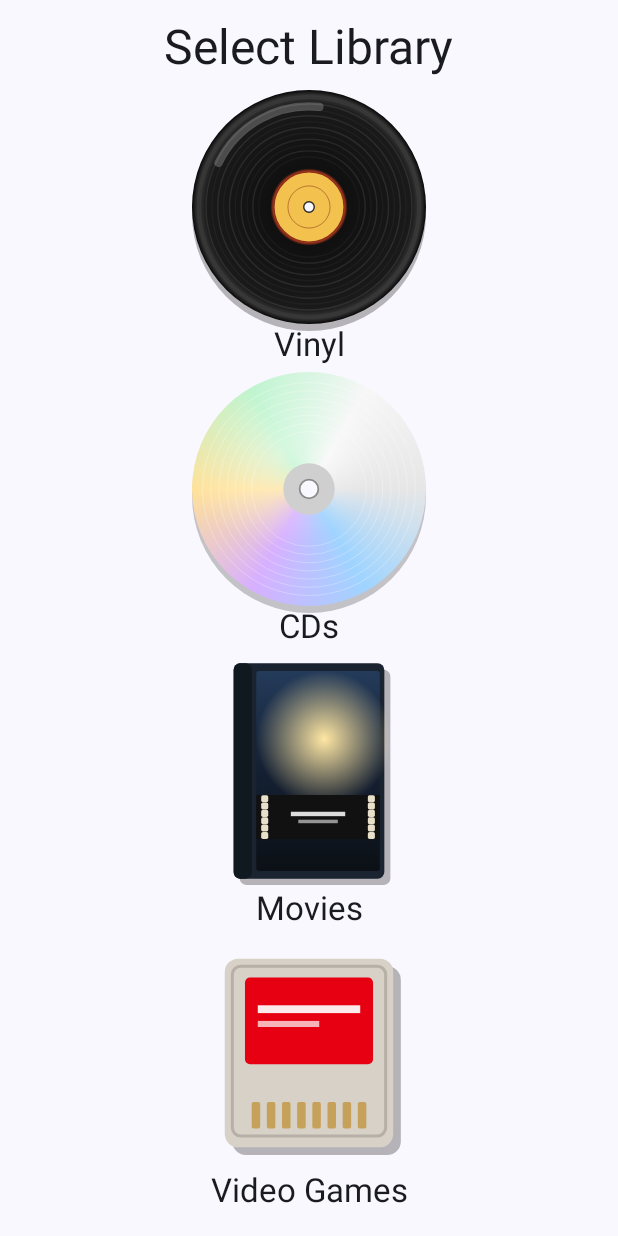
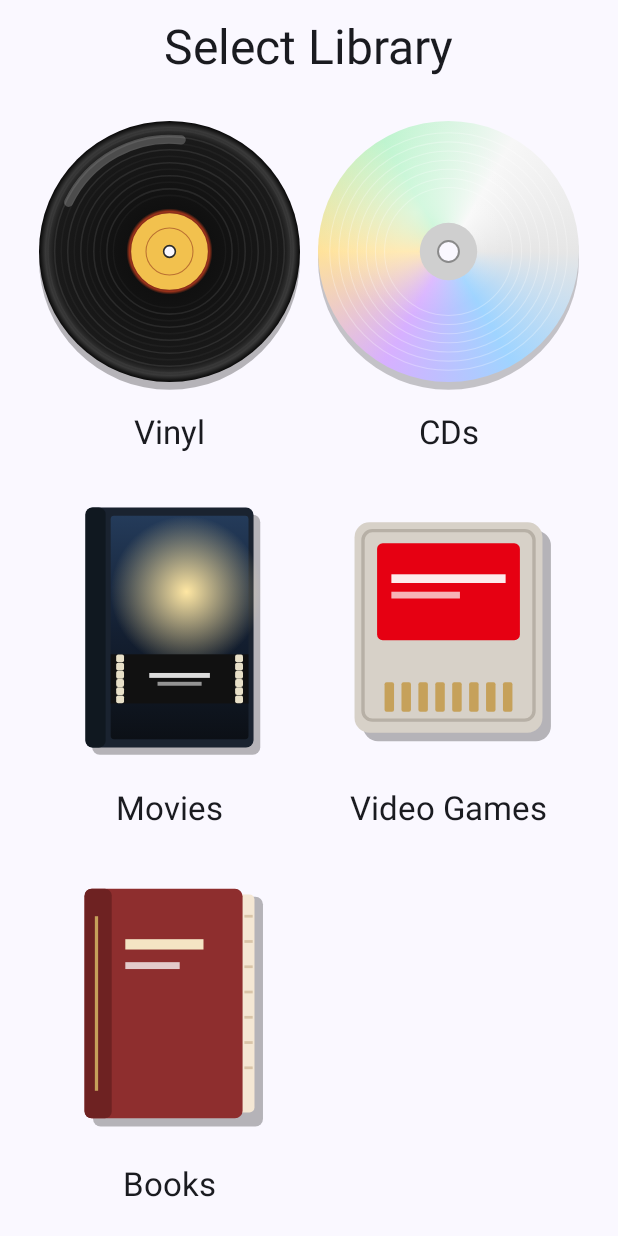
Before and after one commit to garza4/vinylog, an Android app built with Jetpack Compose: the screen it shows after launch (MainActivity), on a phone screen of 412 x 824 dp. Run offline under Robolectric (Android 15) with nearby library versions, the phone set to English and light mode, and no system bars; our stand-ins replace Room's generated code; libraries missing offline, so code that uses them is left out: androidx.room3.

Commit message:
Add a Books library and show the landing choices in a grid.

```diff
--- a/app/src/main/java/com/example/vinylog/MainActivity.kt
+++ b/app/src/main/java/com/example/vinylog/MainActivity.kt
@@ -8,7 +8,10 @@ import androidx.activity.enableEdgeToEdge
 import androidx.compose.foundation.clickable
 import androidx.compose.foundation.layout.Box
 import androidx.compose.foundation.layout.Column
-import androidx.compose.foundation.layout.ColumnScope
+import androidx.compose.foundation.layout.Row
+import androidx.compose.foundation.layout.Spacer
+import androidx.compose.foundation.layout.aspectRatio
+import androidx.compose.foundation.layout.fillMaxHeight
 import androidx.compose.foundation.layout.fillMaxSize
 import androidx.compose.foundation.layout.fillMaxWidth
 import androidx.compose.foundation.layout.padding
@@ -20,6 +23,7 @@ import androidx.compose.runtime.Composable
 import androidx.compose.ui.Alignment
 import androidx.compose.ui.Modifier
 import androidx.compose.ui.semantics.Role
+import androidx.compose.ui.text.style.TextAlign
 import androidx.compose.ui.unit.dp
 import androidx.lifecycle.LiveData
 import com.example.vinylog.activities.AlbumView
@@ -27,6 +31,7 @@ import com.example.vinylog.activities.GameLibraryActivity
 import com.example.vinylog.objects.Album
 import com.example.vinylog.objects.MCollection
 import com.example.vinylog.objects.MusicCollection
+import com.example.vinylog.ui.Book
 import com.example.vinylog.ui.CompactDisc
 import com.example.vinylog.ui.GameCartridge
 import com.example.vinylog.ui.MovieCase
@@ -59,25 +64,59 @@ class MainActivity : ComponentActivity() {
                             style = MaterialTheme.typography.headlineLarge,
                             modifier = Modifier.padding(bottom = 8.dp),
                         )
-                        LibraryChoice(label = "Vinyl", onClick = {
+                        Column(Modifier.weight(1f).fillMaxWidth()) {
+                            Row(Modifier.weight(1f).fillMaxWidth()) {
+                                LibraryChoice(
+                                    label = "Vinyl",
+                                    onClick = {
                                         startActivity(Intent(this@MainActivity, AlbumView::class.java).putExtra("mt", "Vinyl"))
-                        }) {
+                                    },
+                                    modifier = Modifier.weight(1f).fillMaxHeight(),
+                                ) {
                                     VinylRecord(holeColor = hole)
                                 }
-                        LibraryChoice(label = "CDs", onClick = {
+                                LibraryChoice(
+                                    label = "CDs",
+                                    onClick = {
                                         startActivity(Intent(this@MainActivity, AlbumView::class.java).putExtra("mt", "CDs"))
-                        }) {
+                                    },
+                                    modifier = Modifier.weight(1f).fillMaxHeight(),
+                                ) {
                                     CompactDisc(holeColor = hole)
                                 }
-                        LibraryChoice(label = "Movies", onClick = {
+                            }
+                            Row(Modifier.weight(1f).fillMaxWidth()) {
+                                LibraryChoice(
+                                    label = "Movies",
+                                    onClick = {
                                         startActivity(Intent(this@MainActivity, AlbumView::class.java).putExtra("mt", "Movies"))
-                        }) {
+                                    },
+                                    modifier = Modifier.weight(1f).fillMaxHeight(),
+                                ) {
                                     MovieCase()
                                 }
-                        LibraryChoice(label = "Video Games", onClick = {
+                                LibraryChoice(
+                                    label = "Video Games",
+                                    onClick = {
                                         startActivity(Intent(this@MainActivity, GameLibraryActivity::class.java))
-                        }) {
+                                    },
+                                    modifier = Modifier.weight(1f).fillMaxHeight(),
+                                ) {
                                     GameCartridge()
+                                }
+                            }
+                            Row(Modifier.weight(1f).fillMaxWidth()) {
+                                LibraryChoice(
+                                    label = "Books",
+                                    onClick = {
+                                        startActivity(Intent(this@MainActivity, AlbumView::class.java).putExtra("mt", "Books"))
+                                    },
+                                    modifier = Modifier.weight(1f).fillMaxHeight(),
+                                ) {
+                                    Book()
+                                }
+                                Spacer(Modifier.weight(1f))
+                            }
                         }
                     }
                 }
@@ -87,16 +126,14 @@ class MainActivity : ComponentActivity() {
 }
 
 @Composable
-private fun ColumnScope.LibraryChoice(
+private fun LibraryChoice(
     label: String,
     onClick: () -> Unit,
+    modifier: Modifier = Modifier,
     art: @Composable () -> Unit,
 ) {
     Column(
-        modifier = Modifier
-            .fillMaxWidth()
-            .weight(1f)
-            .clickable(role = Role.Button, onClick = onClick),
+        modifier = modifier.clickable(role = Role.Button, onClick = onClick),
         horizontalAlignment = Alignment.CenterHorizontally,
     ) {
         Box(
@@ -105,12 +142,21 @@ private fun ColumnScope.LibraryChoice(
                 .fillMaxWidth(),
             contentAlignment = Alignment.Center,
         ) {
+            Box(
+                modifier = Modifier
+                    .fillMaxWidth()
+                    .aspectRatio(1f)
+                    .padding(6.dp),
+                contentAlignment = Alignment.Center,
+            ) {
                 art()
+            }
         }
         Text(
             text = label,
             style = MaterialTheme.typography.titleLarge,
-            modifier = Modifier.padding(bottom = 4.dp),
+            textAlign = TextAlign.Center,
+            modifier = Modifier.padding(start = 8.dp, end = 8.dp, bottom = 8.dp),
         )
     }
 }
--- a/app/src/main/java/com/example/vinylog/activities/AlbumView.kt
+++ b/app/src/main/java/com/example/vinylog/activities/AlbumView.kt
@@ -118,10 +118,10 @@ class AlbumView : ComponentActivity() {
                                     barcodeScanner = barcodeScanner,
                                     scannedBarcode = scannedBarcode,
                                     onBarcodeHandled = { albumViewModel.consumeBarcode() },
-                                    catalogLookup = !isGameSystem(mediaType),
+                                    catalogLookup = !skipsCatalogLookup(mediaType),
                                 )
                             }
-                            if (isGameSystem(mediaType)) {
+                            if (isGameSystem(mediaType) || mediaType == "Books") {
                                 Text(
                                     text = mediaType,
                                     style = MaterialTheme.typography.headlineMedium,
@@ -143,10 +143,13 @@ class AlbumView : ComponentActivity() {
                             }
                             if (albums.isEmpty()) {
                                 Text(
-                                    text = if (isGameSystem(mediaType)) {
-                                        "No games yet. Tap + to scan a barcode or add one."
-                                    } else {
-                                        "No entries yet. Tap + to scan a barcode or add one."
+                                    text = when {
+                                        isGameSystem(mediaType) ->
+                                            "No games yet. Tap + to scan a barcode or add one."
+                                        mediaType == "Books" ->
+                                            "No books yet. Tap + to scan a barcode or add one."
+                                        else ->
+                                            "No entries yet. Tap + to scan a barcode or add one."
                                     },
                                     modifier = Modifier.padding(16.dp),
                                 )
@@ -167,6 +170,10 @@ class AlbumView : ComponentActivity() {
             }
         }
     }
+}
+
+private fun skipsCatalogLookup(mediaType: String): Boolean {
+    return isGameSystem(mediaType) || mediaType == "Books"
 }
 
 class AlbumViewModelFactory(
@@ -200,7 +207,7 @@ class AlbumViewModel(application: Application, private val mediaType: String) :
     }
 
     fun enrichIncomplete(albums: List<Album>) {
-        if (isGameSystem(mediaType)) return
+        if (skipsCatalogLookup(mediaType)) return
         albums.filter { it.needsCatalogDetails() }.forEach { album ->
             if (!enrichStarted.add(album.id)) return@forEach
             enriching.value = enriching.value.orEmpty() + album.id
--- a/app/src/main/java/com/example/vinylog/dialogs/MediaSaveDialog.kt
+++ b/app/src/main/java/com/example/vinylog/dialogs/MediaSaveDialog.kt
@@ -72,7 +72,7 @@ fun MediaSaveDialog(
         if (code.isEmpty()) return@LaunchedEffect
         if (!catalogLookup) {
             draft = draft.copy(barcode = code, media = draft.media.ifBlank { mediaType })
-            note = "Enter the game details, then save."
+            note = "Enter the details, then save."
             choice = "manual"
             onBarcodeHandled()
             return@LaunchedEffect
--- a/app/src/main/java/com/example/vinylog/ui/LibraryArt.kt
+++ b/app/src/main/java/com/example/vinylog/ui/LibraryArt.kt
@@ -270,5 +270,68 @@ fun GameCartridge(
     }
 }
 
+@Composable
+fun Book(modifier: Modifier = Modifier.discSize()) {
+    Canvas(modifier) {
+        val bookH = size.minDimension * 0.88f
+        val bookW = bookH * 0.74f
+        val left = (size.width - bookW) / 2f
+        val top = (size.height - bookH) / 2f
+        val spine = bookW * 0.16f
+        val page = bookW * 0.07f
+        val radius = CornerRadius(bookW * 0.045f, bookW * 0.045f)
+
+        drawRoundRect(
+            color = Color.Black.copy(alpha = 0.28f),
+            topLeft = Offset(left + bookW * 0.05f, top + bookH * 0.035f),
+            size = Size(bookW, bookH),
+            cornerRadius = radius,
+        )
+        drawRoundRect(
+            color = Color(0xFFF4E7D4),
+            topLeft = Offset(left + spine * 0.4f, top + bookH * 0.025f),
+            size = Size(bookW - spine * 0.4f, bookH * 0.95f),
+            cornerRadius = CornerRadius(bookW * 0.03f, bookW * 0.03f),
+        )
+        val lineCount = 7
+        for (i in 0 until lineCount) {
+            val y = top + bookH * (0.12f + i * 0.11f)
+            drawLine(
+                color = Color(0xFFD9C4A8),
+                start = Offset(left + bookW - page * 0.85f, y),
+                end = Offset(left + bookW - page * 0.15f, y),
+                strokeWidth = bookH * 0.012f,
+            )
+        }
+        drawRoundRect(
+            color = Color(0xFF8E2E2E),
+            topLeft = Offset(left, top),
+            size = Size(bookW - page, bookH),
+            cornerRadius = radius,
+        )
+        drawRoundRect(
+            color = Color(0xFF6E2222),
+            topLeft = Offset(left, top),
+            size = Size(spine, bookH),
+            cornerRadius = CornerRadius(bookW * 0.04f, bookW * 0.04f),
+        )
+        drawRect(
+            color = Color(0xFFC6A15A),
+            topLeft = Offset(left + spine * 0.38f, top + bookH * 0.12f),
+            size = Size(spine * 0.12f, bookH * 0.76f),
+        )
+        drawRect(
+            color = Color(0xFFF4E4C4),
+            topLeft = Offset(left + spine + bookW * 0.08f, top + bookH * 0.22f),
+            size = Size(bookW * 0.46f, bookH * 0.045f),
+        )
+        drawRect(
+            color = Color.White.copy(alpha = 0.75f),
+            topLeft = Offset(left + spine + bookW * 0.08f, top + bookH * 0.32f),
+            size = Size(bookW * 0.32f, bookH * 0.03f),
+        )
+    }
+}
+
 private fun Modifier.discSize(): Modifier =
     this.fillMaxHeight().aspectRatio(1f, matchHeightConstraintsFirst = true)
```
Also changed, not shown: 1 other file. Lines whose indentation alone changed are shown as unchanged.
